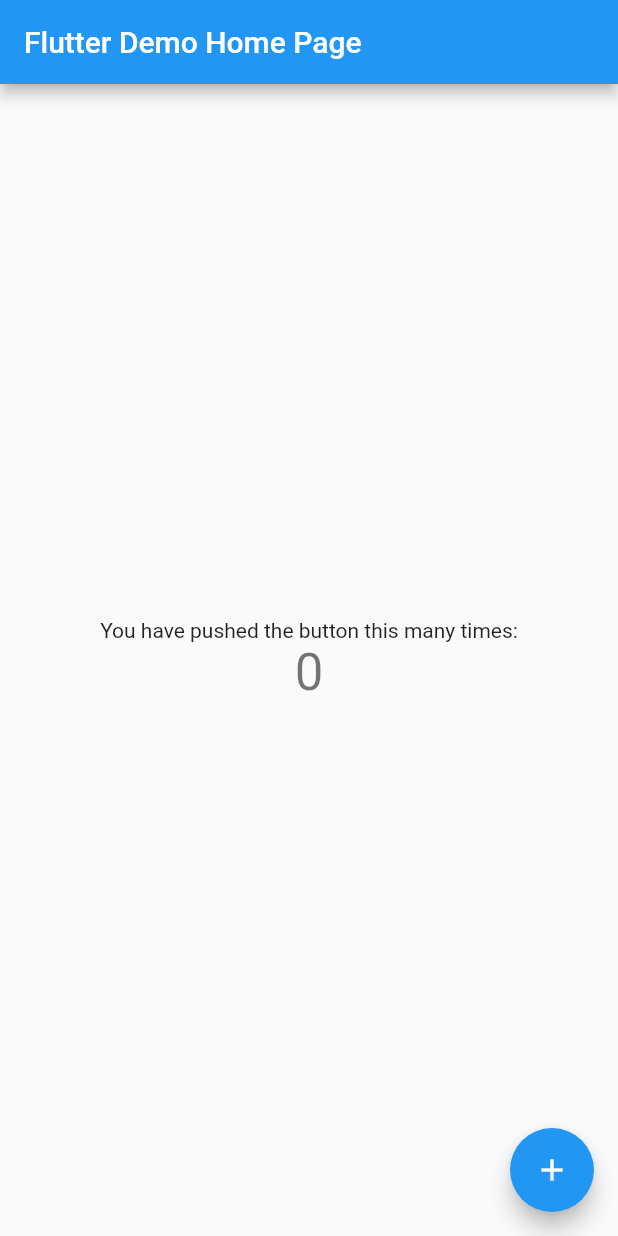
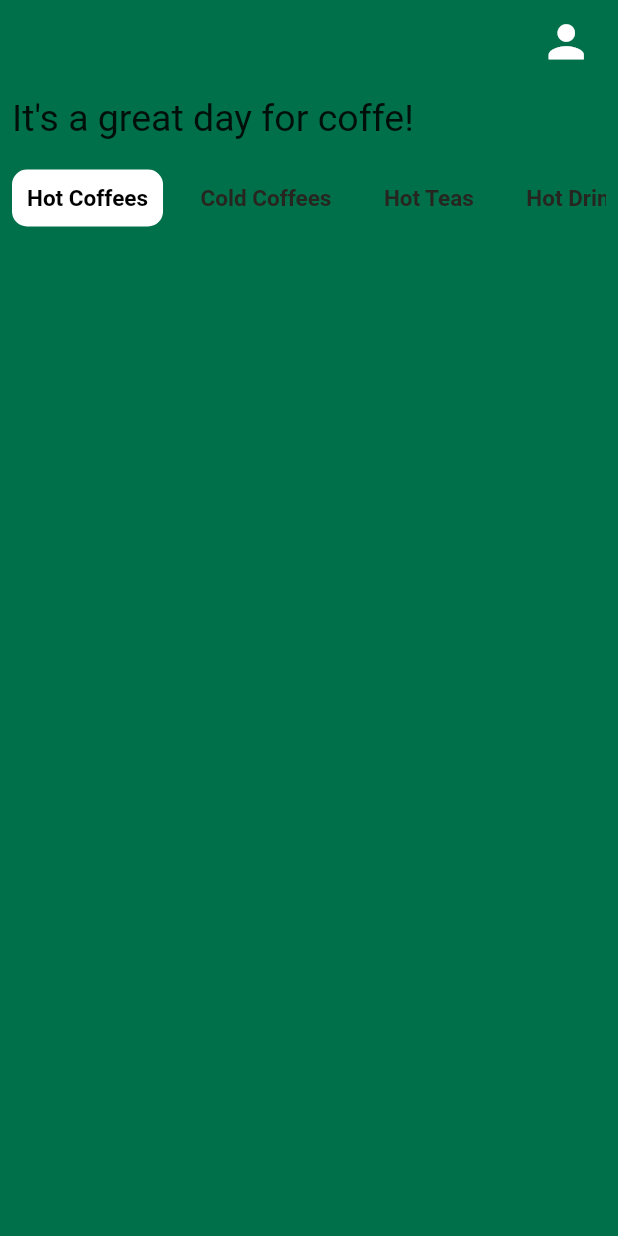
Before and after one commit to bjcarlson42/flutter-coffee-shop, a Flutter app: the screen it shows after launch, on a phone screen of 412 x 824 dp. Run offline on Flutter 3.47's test engine with Material 2 defaults, Android fonts, the phone set to English and light mode, and no system bars.

Commit message:
02-home-screen-upper

```diff
--- /dev/null
+++ b/lib/home_screen/components/body.dart
@@ -0,0 +1,88 @@
+import 'package:flutter/material.dart';
+
+class Body extends StatelessWidget {
+  @override
+  Widget build(BuildContext context) {
+    return Container(
+      color: Color(0xFF00704A),
+      child: Padding(
+        padding: const EdgeInsets.all(8.0),
+        child: Column(
+          crossAxisAlignment: CrossAxisAlignment.start,
+          children: [
+            Text(
+              'It\'s a great day for coffe!',
+              style: TextStyle(fontSize: 25.0),
+            ),
+            Categories(),
+          ],
+        ),
+      ),
+    );
+  }
+}
+
+class Categories extends StatefulWidget {
+  @override
+  _CategoriesState createState() => _CategoriesState();
+}
+
+class _CategoriesState extends State<Categories> {
+  List<String> categories = [
+    'Hot Coffees',
+    'Cold Coffees',
+    'Hot Teas',
+    'Hot Drinks',
+    'Iced Teas',
+    'Specials',
+  ];
+  int selectedIndex = 0;
+  @override
+  Widget build(BuildContext context) {
+    return SizedBox(
+      height: 75.0,
+      child: ListView.builder(
+        itemCount: categories.length,
+        scrollDirection: Axis.horizontal,
+        itemBuilder: (context, index) => buildCategory(index),
+      ),
+    );
+  }
+
+  Widget buildCategory(int index) {
+    return GestureDetector(
+      onTap: () {
+        setState(() {
+          selectedIndex = index;
+        });
+      },
+      child: Padding(
+        padding: const EdgeInsets.fromLTRB(0.0, 20.0, 15.0, 0.0),
+        child: Column(
+          crossAxisAlignment: CrossAxisAlignment.start,
+          children: [
+            Container(
+              padding: const EdgeInsets.all(10.0),
+              decoration: BoxDecoration(
+                color:
+                    selectedIndex == index ? Colors.white : Colors.transparent,
+                borderRadius: BorderRadius.all(
+                  Radius.circular(10.0),
+                ),
+              ),
+              child: Text(
+                categories[index],
+                style: TextStyle(
+                  fontWeight: FontWeight.bold,
+                  fontSize: 15.0,
+                  color:
+                      selectedIndex == index ? Colors.black : Color(0xFF27251F),
+                ),
+              ),
+            ),
+          ],
+        ),
+      ),
+    );
+  }
+}
--- /dev/null
+++ b/lib/home_screen/home_screen.dart
@@ -0,0 +1,27 @@
+import 'package:flutter/material.dart';
+import './components/body.dart';
+
+class HomeScreen extends StatelessWidget {
+  @override
+  Widget build(BuildContext context) {
+    return Scaffold(
+      appBar: AppBar(
+        backgroundColor: Color(0xFF00704A),
+        elevation: 0.0,
+        actions: [
+          Padding(
+            padding: const EdgeInsets.fromLTRB(0, 0, 12.0, 0),
+            child: IconButton(
+              icon: Icon(
+                Icons.person,
+                size: 35.0,
+              ),
+              onPressed: () => {},
+            ),
+          ),
+        ],
+      ),
+      body: Body(),
+    );
+  }
+}
--- a/lib/main.dart
+++ b/lib/main.dart
@@ -1,117 +1,21 @@
 import 'package:flutter/material.dart';
+import 'package:coffee_shop/home_screen/home_screen.dart';
 
 void main() {
   runApp(MyApp());
 }
 
 class MyApp extends StatelessWidget {
-  // This widget is the root of your application.
   @override
   Widget build(BuildContext context) {
     return MaterialApp(
-      title: 'Flutter Demo',
+      title: 'Coffee Shop',
+      debugShowCheckedModeBanner: false,
       theme: ThemeData(
-        // This is the theme of your application.
-        //
-        // Try running your application with "flutter run". You'll see the
-        // application has a blue toolbar. Then, without quitting the app, try
-        // changing the primarySwatch below to Colors.green and then invoke
-        // "hot reload" (press "r" in the console where you ran "flutter run",
-        // or simply save your changes to "hot reload" in a Flutter IDE).
-        // Notice that the counter didn't reset back to zero; the application
-        // is not restarted.
         primarySwatch: Colors.blue,
-        // This makes the visual density adapt to the platform that you run
-        // the app on. For desktop platforms, the controls will be smaller and
-        // closer together (more dense) than on mobile platforms.
         visualDensity: VisualDensity.adaptivePlatformDensity,
       ),
-      home: MyHomePage(title: 'Flutter Demo Home Page'),
+      home: HomeScreen(),
     );
   }
 }
-
-class MyHomePage extends StatefulWidget {
-  MyHomePage({Key key, this.title}) : super(key: key);
-
-  // This widget is the home page of your application. It is stateful, meaning
-  // that it has a State object (defined below) that contains fields that affect
-  // how it looks.
-
-  // This class is the configuration for the state. It holds the values (in this
-  // case the title) provided by the parent (in this case the App widget) and
-  // used by the build method of the State. Fields in a Widget subclass are
-  // always marked "final".
-
-  final String title;
-
-  @override
-  _MyHomePageState createState() => _MyHomePageState();
-}
-
-class _MyHomePageState extends State<MyHomePage> {
-  int _counter = 0;
-
-  void _incrementCounter() {
-    setState(() {
-      // This call to setState tells the Flutter framework that something has
-      // changed in this State, which causes it to rerun the build method below
-      // so that the display can reflect the updated values. If we changed
-      // _counter without calling setState(), then the build method would not be
-      // called again, and so nothing would appear to happen.
-      _counter++;
-    });
-  }
-
-  @override
-  Widget build(BuildContext context) {
-    // This method is rerun every time setState is called, for instance as done
-    // by the _incrementCounter method above.
-    //
-    // The Flutter framework has been optimized to make rerunning build methods
-    // fast, so that you can just rebuild anything that needs updating rather
-    // than having to individually change instances of widgets.
-    return Scaffold(
-      appBar: AppBar(
-        // Here we take the value from the MyHomePage object that was created by
-        // the App.build method, and use it to set our appbar title.
-        title: Text(widget.title),
-      ),
-      body: Center(
-        // Center is a layout widget. It takes a single child and positions it
-        // in the middle of the parent.
-        child: Column(
-          // Column is also a layout widget. It takes a list of children and
-          // arranges them vertically. By default, it sizes itself to fit its
-          // children horizontally, and tries to be as tall as its parent.
-          //
-          // Invoke "debug painting" (press "p" in the console, choose the
-          // "Toggle Debug Paint" action from the Flutter Inspector in Android
-          // Studio, or the "Toggle Debug Paint" command in Visual Studio Code)
-          // to see the wireframe for each widget.
-          //
-          // Column has various properties to control how it sizes itself and
-          // how it positions its children. Here we use mainAxisAlignment to
-          // center the children vertically; the main axis here is the vertical
-          // axis because Columns are vertical (the cross axis would be
-          // horizontal).
-          mainAxisAlignment: MainAxisAlignment.center,
-          children: <Widget>[
-            Text(
-              'You have pushed the button this many times:',
-            ),
-            Text(
-              '$_counter',
-              style: Theme.of(context).textTheme.headline4,
-            ),
-          ],
-        ),
-      ),
-      floatingActionButton: FloatingActionButton(
-        onPressed: _incrementCounter,
-        tooltip: 'Increment',
-        child: Icon(Icons.add),
-      ), // This trailing comma makes auto-formatting nicer for build methods.
-    );
-  }
-}
```
